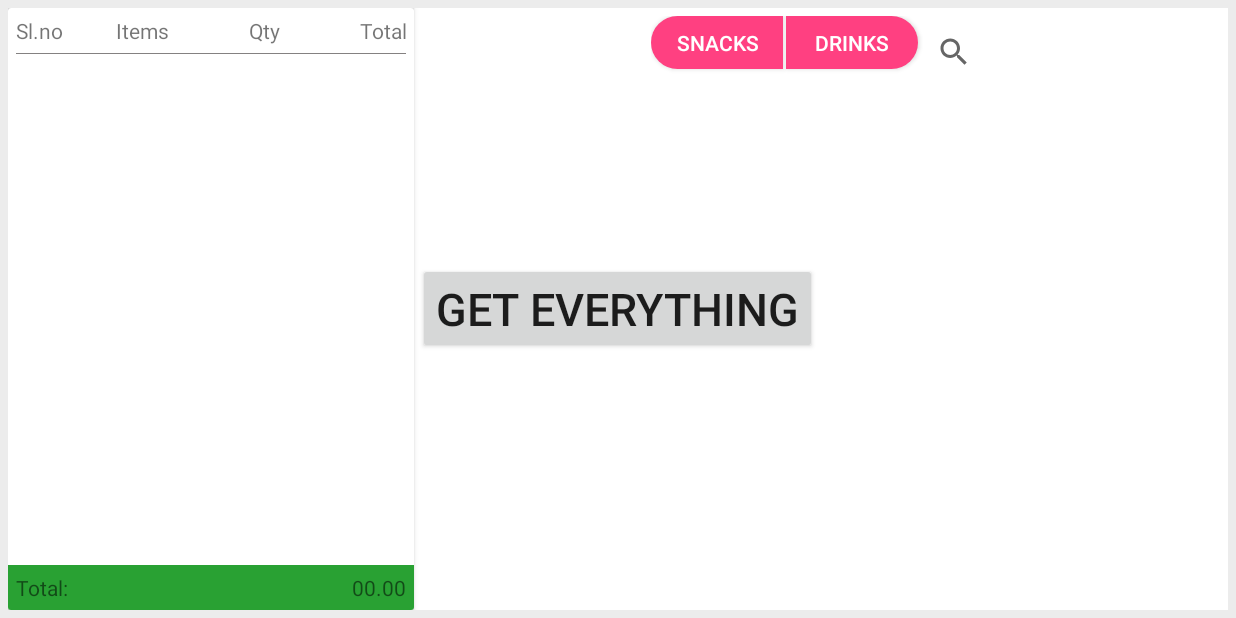
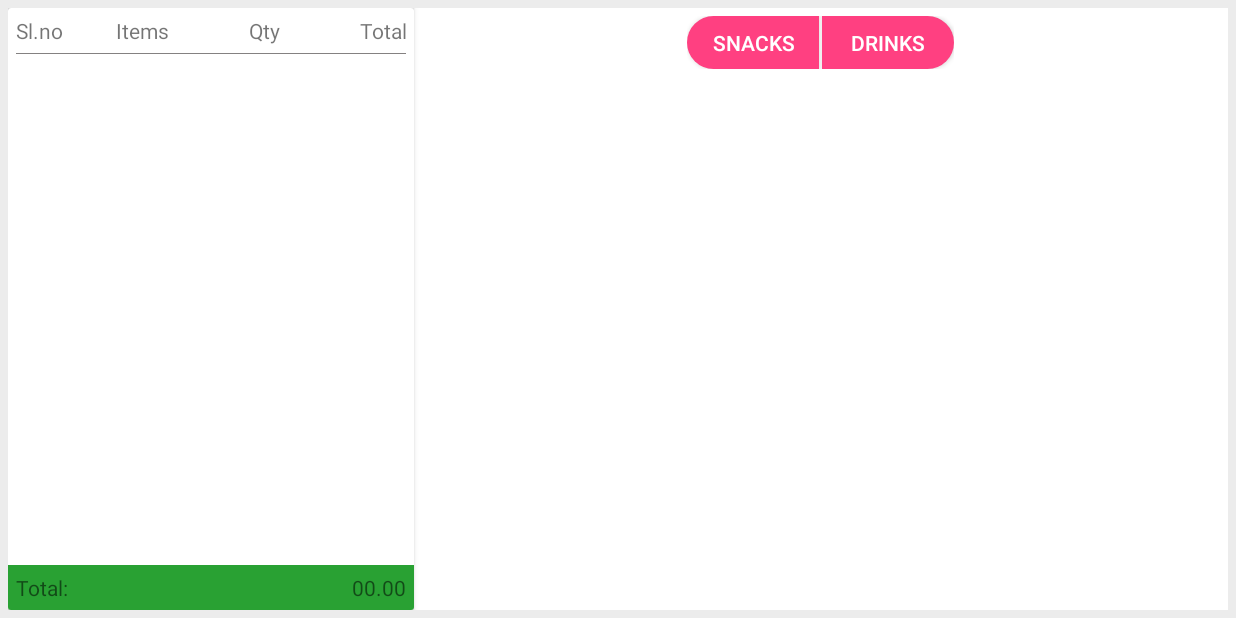
Before and after one commit to haseebmogral/KotSystem, an Android app: the Order_screen screen opened directly, with no data from a screen before it, on a phone screen of 824 x 412 dp (held sideways). Run offline under Robolectric (Android 15) with nearby library versions, the phone set to English and light mode, and no system bars; libraries missing offline, so code that uses them is left out: com.idescout.sql; 1 statement that could not run was skipped.

Commit message:
Merge branch 'master' of https://github.com/haseebmogral/KotSystem
# Conflicts:
#	.idea/caches/build_file_checksums.ser

```diff
--- a/app/src/main/java/kot/amits/com/kotsystem/activity/Order_screen.java
+++ b/app/src/main/java/kot/amits/com/kotsystem/activity/Order_screen.java
@@ -84,20 +84,21 @@ public class Order_screen extends AppCompatActivity implements View.OnClickListe
         setContentView(R.layout.activity_order_screen);
 
         total_textview =(TextView)findViewById(R.id.total_amount);
-        searchView =(SearchView) findViewById(R.id.searchview);
+//        searchView =(SearchView) findViewById(R.id.searchview);
 
-        searchView.setOnQueryTextListener(new SearchView.OnQueryTextListener() {
-            @Override
-            public boolean onQueryTextSubmit(String query) {
-                return true;
-            }
-
-            @Override
-            public boolean onQueryTextChange(String newText) {
-                item_adapter.getFilter().filter(newText);
-                return true;
-            }
-        });
+//        searchView.setOnQueryTextListener(new SearchView.OnQueryTextListener() {
+//            @Override
+//            public boolean onQueryTextSubmit(String query) {
+//                return true;
+//            }
+//
+//            @Override
+//            public boolean onQueryTextChange(String newText) {
+//                item_adapter.getFilter().filter(newText);
+//                item_adapter.notifyDataSetChanged();
+//                return true;
+//            }
+//        });
 
         SqlScoutServer.create(this, getPackageName());
 
@@ -106,20 +107,8 @@ public class Order_screen extends AppCompatActivity implements View.OnClickListe
         progress.setCanceledOnTouchOutside(false);
         snacks = (Button) findViewById(R.id.snacks);
         juice = (Button) findViewById(R.id.juice);
-        get = (Button) findViewById(R.id.click);
         snacks.setOnClickListener(this);
         juice.setOnClickListener(this);
-        get.setOnClickListener(new View.OnClickListener() {
-            @Override
-            public void onClick(View v) {
-//                Toast.makeText(Order_screen.this,String.valueOf(cart_list.size()) , Toast.LENGTH_SHORT).show();
-
-                for (int i=0;i<cart_list.size();i++){
-                    String id= String.valueOf(cart_list.get(i).getItem_id());
-                    Toast.makeText(Order_screen.this,id, Toast.LENGTH_SHORT).show();
-                }
-            }
-        });
 //        progress.show();
 
 
@@ -160,6 +149,7 @@ public class Order_screen extends AppCompatActivity implements View.OnClickListe
 
 
     public void load_cart_items() {
+        adapter=null;
 
         albumList = new ArrayList<>();
         adapter = new AlbumsAdapter1(this, albumList, total_textview);
@@ -175,7 +165,6 @@ public class Order_screen extends AppCompatActivity implements View.OnClickListe
 
 
         Album1 a;
-        long tot=0;
 
         for (int i=0;i<cart_list.size();i++){
             int id= cart_list.get(i).getItem_id();
@@ -183,7 +172,7 @@ public class Order_screen extends AppCompatActivity implements View.OnClickListe
             int qty= cart_list.get(i).get_qty();
             long price= cart_list.get(i).get_price();
             long total= cart_list.get(i).get_total();
-            Toast.makeText(this, "total of each items:"+String.valueOf(total), Toast.LENGTH_SHORT).show();
+//            Toast.makeText(this, "total of each items:"+String.valueOf(total), Toast.LENGTH_SHORT).show();
 
             a = new Album1(id,name,qty,price,total);
             albumList.add(a);
@@ -317,6 +306,7 @@ public class Order_screen extends AppCompatActivity implements View.OnClickListe
                                 public void onClick(DialogInterface arg0, int arg1) {
 
                                     albumList.remove(position);
+                                    cart_list.remove(position);
 
                                     Toast.makeText(Order_screen.this, "item removed", Toast.LENGTH_SHORT).show();
 
@@ -427,8 +417,6 @@ public class Order_screen extends AppCompatActivity implements View.OnClickListe
 
     private void load_items(String category) {
         item_cursor=mydb.getitems(category);
-
-
         itemlist = new ArrayList<>();
         item_adapter = new item_adapter(Order_screen.this, itemlist,cart_list,this);
 
--- a/app/src/main/java/kot/amits/com/kotsystem/items_adapter/cart_items.java
+++ b/app/src/main/java/kot/amits/com/kotsystem/items_adapter/cart_items.java
@@ -40,5 +40,9 @@ public class cart_items {
         return name;
     }
 
+    public void set_qty(int qty){
+        this.qty=qty;
+    }
+
 
 }
--- a/app/src/main/res/layout/activity_order_screen.xml
+++ b/app/src/main/res/layout/activity_order_screen.xml
@@ -158,12 +158,6 @@
 
                     android:text="drinks"
                     android:textColor="#fff" />
-                <SearchView
-                    android:id="@+id/searchview"
-                    android:layout_gravity="right"
-                    android:layout_width="wrap_content"
-                    android:layout_height="wrap_content"
-                    android:queryHint="item name"></SearchView>
 
 
             </LinearLayout>
@@ -217,13 +211,6 @@
 
         </LinearLayout>
     </LinearLayout>
-    <Button
-        android:id="@+id/click"
-        android:layout_width="wrap_content"
-        android:layout_height="wrap_content"
-        android:text="get everything"
-        android:textSize="30dp"
-        android:layout_centerInParent="true"/>
 
 
 </RelativeLayout>
--- a/app/src/main/res/layout/add_to_cart_dialog.xml
+++ b/app/src/main/res/layout/add_to_cart_dialog.xml
@@ -24,7 +24,10 @@
             android:layout_height="wrap_content"
             android:text="-"/>
         <EditText
-
+            android:lines="1"
+            android:digits="1234567890"
+            android:inputType="number"
+            android:imeOptions="flagNoExtractUi"
             android:id="@+id/quantity"
             android:layout_gravity="center"
             android:textSize="20dp"
```
Also changed, not shown: app/src/main/java/kot/amits/com/kotsystem/items_adapter/item_adapter.java (+80 -20 lines).
